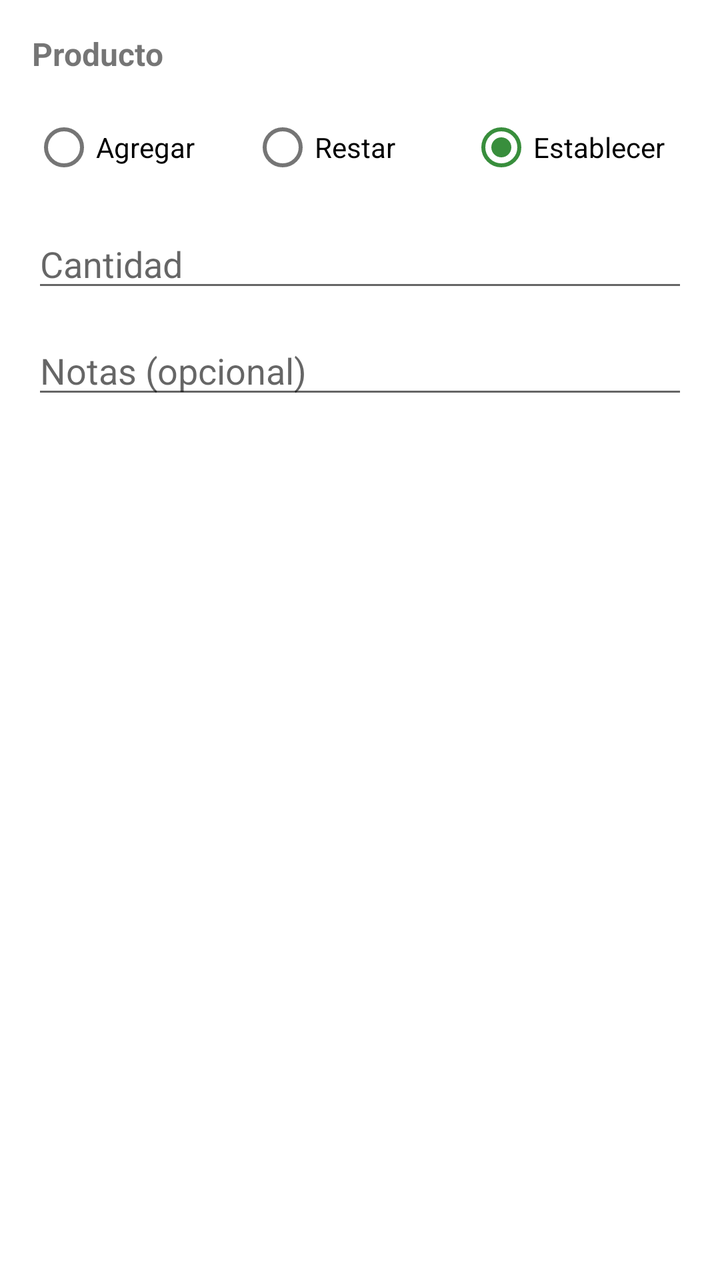
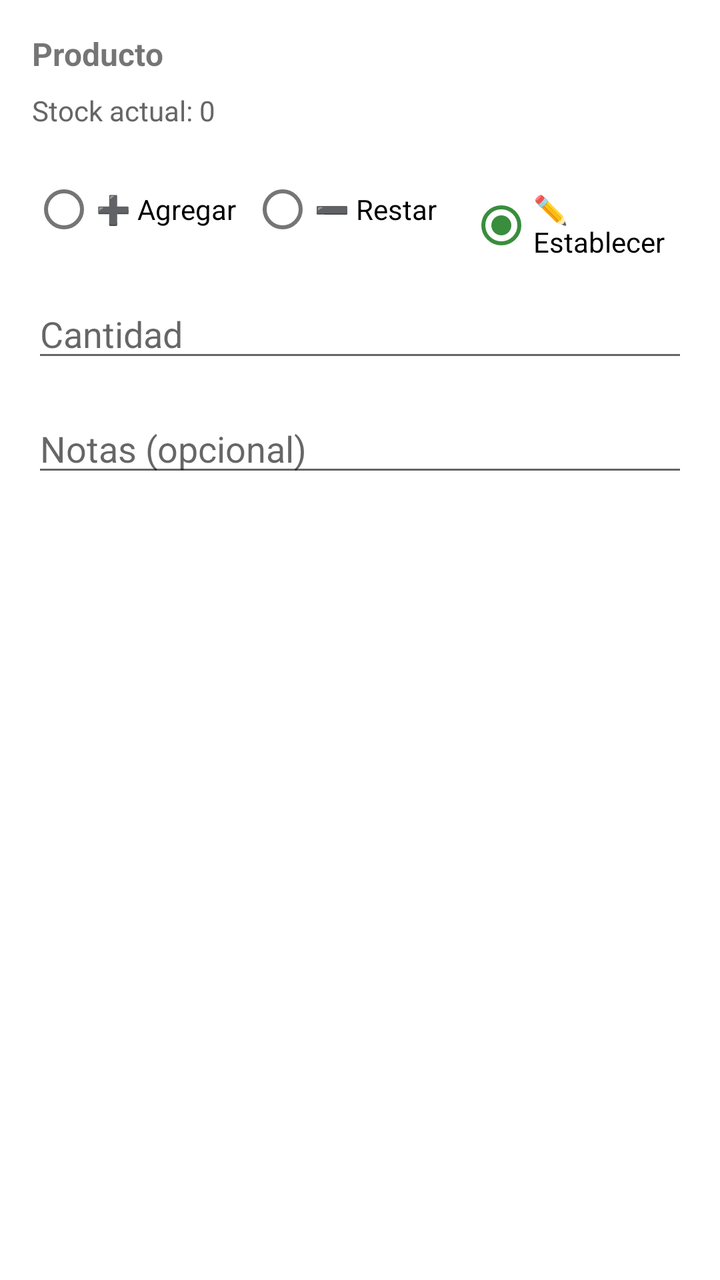

Compare the two renders of this Android layout. The source of the first and the diff that turns it into the second are given below.
<!-- AndroidManifest.xml: application theme Theme.MaterialComponents.Light.NoActionBar -->
<!-- res/layout/dialog_stock.xml -->
﻿<?xml version="1.0" encoding="utf-8"?>
<LinearLayout xmlns:android="http://schemas.android.com/apk/res/android"
    android:layout_width="match_parent"
    android:layout_height="wrap_content"
    android:orientation="vertical"
    android:padding="16dp">

    <TextView
        android:id="@+id/tvStockProductName"
        android:layout_width="match_parent"
        android:layout_height="wrap_content"
        android:text="Producto"
        android:textSize="16sp"
        android:textStyle="bold"
        android:layout_marginBottom="12dp" />

    <RadioGroup
        android:layout_width="match_parent"
        android:layout_height="wrap_content"
        android:orientation="horizontal"
        android:layout_marginBottom="12dp">

        <RadioButton
            android:id="@+id/radioAdd"
            android:layout_width="0dp"
            android:layout_height="wrap_content"
            android:layout_weight="1"
            android:text="Agregar" />

        <RadioButton
            android:id="@+id/radioSubtract"
            android:layout_width="0dp"
            android:layout_height="wrap_content"
            android:layout_weight="1"
            android:text="Restar" />

        <RadioButton
            android:id="@+id/radioSet"
            android:layout_width="0dp"
            android:layout_height="wrap_content"
            android:layout_weight="1"
            android:text="Establecer"
            android:checked="true" />

    </RadioGroup>

    <EditText
        android:id="@+id/etStockQuantity"
        android:layout_width="match_parent"
        android:layout_height="wrap_content"
        android:hint="Cantidad"
        android:inputType="numberDecimal"
        android:layout_marginBottom="12dp" />

    <EditText
        android:id="@+id/etStockNotes"
        android:layout_width="match_parent"
        android:layout_height="wrap_content"
        android:hint="Notas (opcional)"
        android:inputType="text"
        android:minLines="2" />

</LinearLayout>
<!-- resources referenced by this layout -->
<resources>
  <style name="Theme.MaterialComponents.Light.NoActionBar" parent="Theme.MaterialComponents.Light">
          <item name="windowActionBar">false</item>
          <item name="windowNoTitle">true</item>
          <item name="colorPrimary">#2E7D32</item>
          <item name="colorPrimaryVariant">#1B5E20</item>
          <item name="colorAccent">#388E3C</item>
      </style>
</resources>

<!-- the commit's change to res/layout/dialog_stock.xml (unified diff, before → after) -->
@@ -12,34 +12,43 @@
         android:text="Producto"
         android:textSize="16sp"
         android:textStyle="bold"
-        android:layout_marginBottom="12dp" />
+        android:layout_marginBottom="8dp" />
+
+    <TextView
+        android:id="@+id/tvCurrentStock"
+        android:layout_width="match_parent"
+        android:layout_height="wrap_content"
+        android:text="Stock actual: 0"
+        android:textSize="14sp"
+        android:textColor="#666666"
+        android:layout_marginBottom="16dp" />
 
     <RadioGroup
         android:layout_width="match_parent"
         android:layout_height="wrap_content"
         android:orientation="horizontal"
-        android:layout_marginBottom="12dp">
+        android:layout_marginBottom="16dp">
 
         <RadioButton
             android:id="@+id/radioAdd"
             android:layout_width="0dp"
             android:layout_height="wrap_content"
             android:layout_weight="1"
-            android:text="Agregar" />
+            android:text="➕ Agregar" />
 
         <RadioButton
             android:id="@+id/radioSubtract"
             android:layout_width="0dp"
             android:layout_height="wrap_content"
             android:layout_weight="1"
-            android:text="Restar" />
+            android:text="➖ Restar" />
 
         <RadioButton
             android:id="@+id/radioSet"
             android:layout_width="0dp"
             android:layout_height="wrap_content"
             android:layout_weight="1"
-            android:text="Establecer"
+            android:text="✏️ Establecer"
             android:checked="true" />
 
     </RadioGroup>
@@ -50,7 +59,7 @@
         android:layout_height="wrap_content"
         android:hint="Cantidad"
         android:inputType="numberDecimal"
-        android:layout_marginBottom="12dp" />
+        android:layout_marginBottom="16dp" />
 
     <EditText
         android:id="@+id/etStockNotes"
